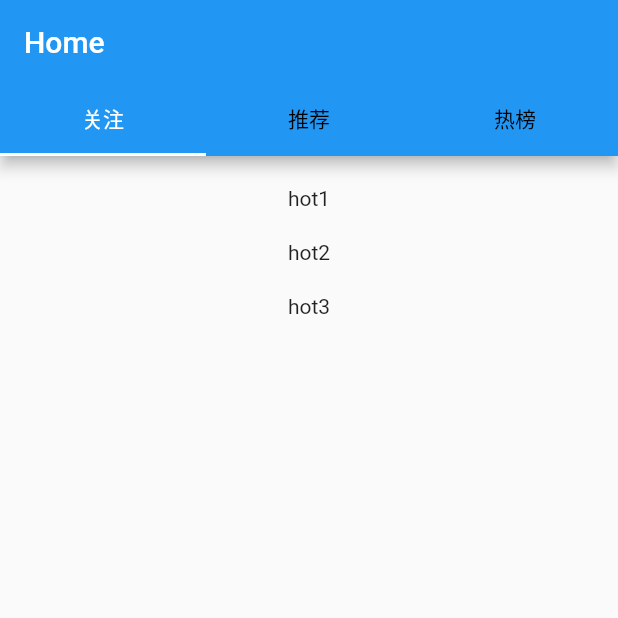
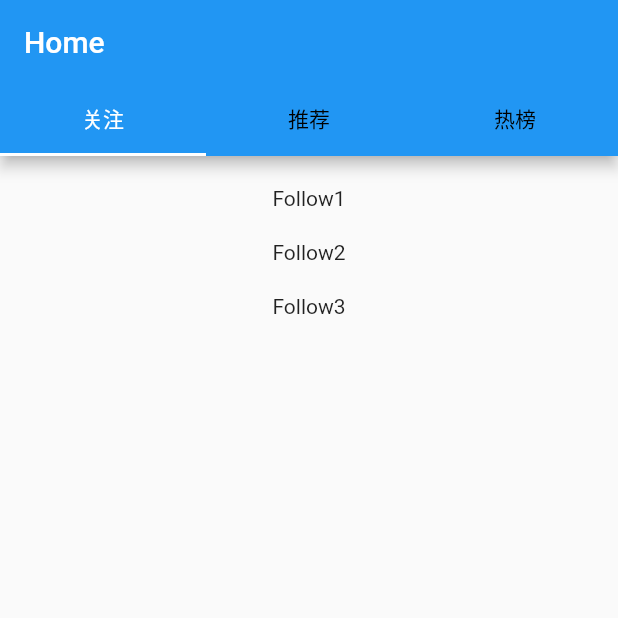
Before and after one commit to lsqboy/flutter_zhihu_ui, a Flutter app: the screen it shows after launch, on a phone screen of 412 x 824 dp, the top half of it. Run offline on Flutter 3.47's test engine with Material 2 defaults, Android fonts, the phone set to English and light mode, and no system bars.

Commit message:
新增页面

```diff
--- /dev/null
+++ b/lib/home/follow/follow.dart
@@ -0,0 +1,29 @@
+import 'package:flutter/material.dart';
+
+class Follow extends StatefulWidget {
+  @override
+  State<StatefulWidget> createState() {
+    return new _Follow();
+  }
+}
+
+class _Follow extends State<Follow> {
+  @override
+  Widget build(BuildContext context) {
+    return new SingleChildScrollView(
+      child: new Container(
+        margin: const EdgeInsets.only(top: 20.0),
+        child: new Column(
+          children: <Widget>[
+            new Text('Follow1'),
+            new Container(margin: const EdgeInsets.only(top: 20.0),),
+            new Text('Follow2'),
+            new Container(margin: const EdgeInsets.only(top: 20.0),),
+            new Text('Follow3'),
+            new Container(margin: const EdgeInsets.only(top: 20.0),),
+          ],
+        ),
+      ),
+    );
+  }
+}
--- a/lib/home/home_page.dart
+++ b/lib/home/home_page.dart
@@ -1,5 +1,7 @@
 import 'package:flutter/material.dart';
-import 'package:flutter_zhifu_ui/home/hot.dart';
+import 'package:flutter_zhifu_ui/home/follow/follow.dart';
+import 'package:flutter_zhifu_ui/home/hot/hot.dart';
+import 'package:flutter_zhifu_ui/home/recommend/recommend.dart';
 
 class HomePage extends StatefulWidget {
   @override
@@ -27,8 +29,8 @@ class _HomePage extends State<HomePage> {
             ),
           ),
           body: new TabBarView(children: [
-            new Hot(),
-            new Hot(),
+            new Follow(),
+            new Recommend(),
             new Hot(),
           ]),
         ));
```
Also changed, not shown: lib/home/recommend/recommend.dart (added, +29 -0 lines), lib/home/hot/hot.dart (renamed from lib/home/hot.dart).
